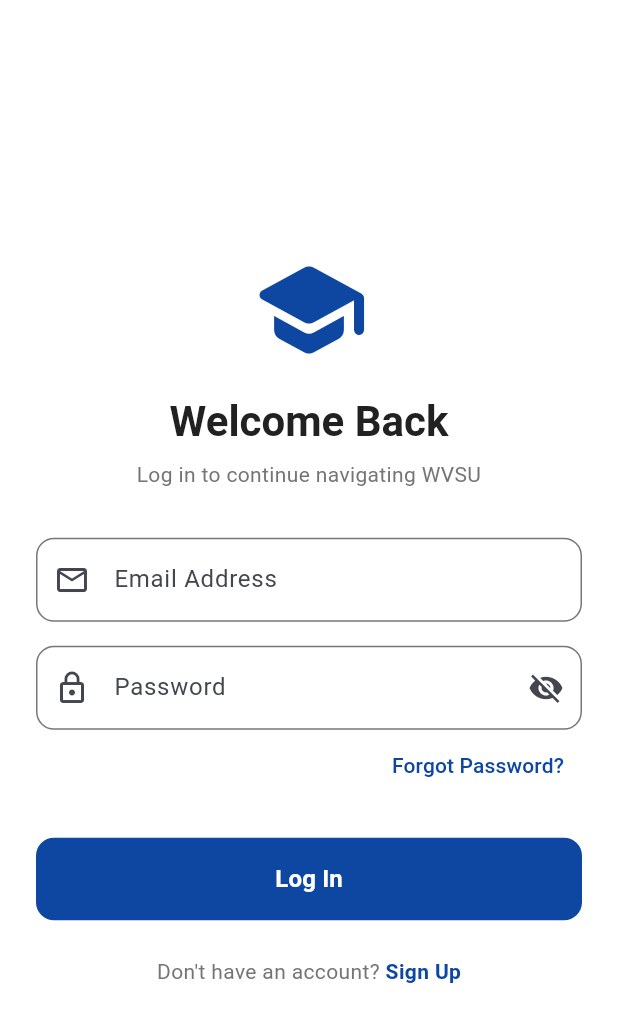
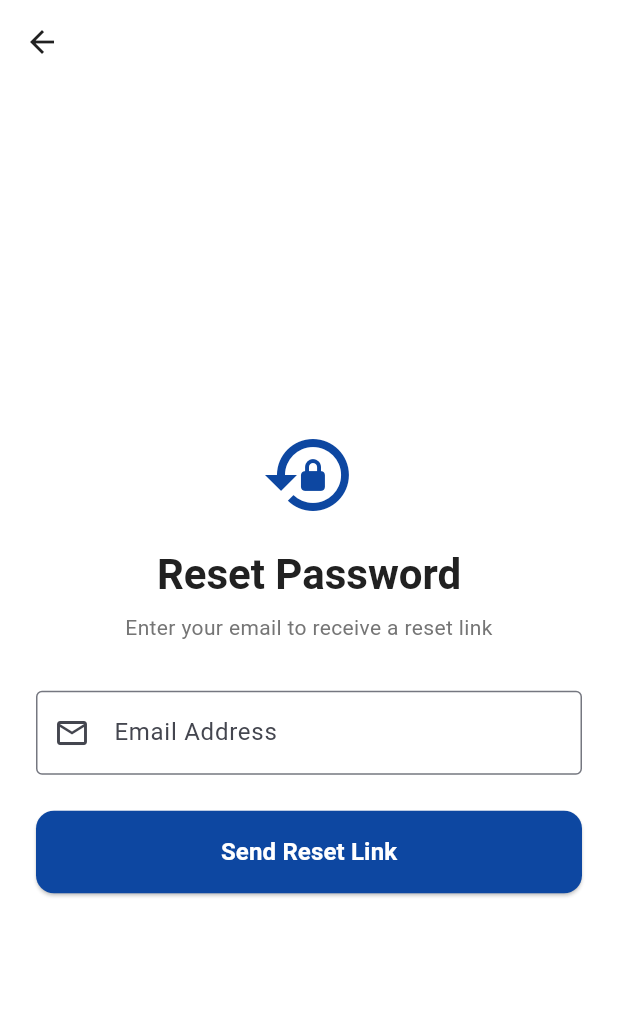
Before and after one commit to Ethanolbicarbonate/westigov2, a Flutter app: the screen it shows after launch, after a tap on "Forgot Password?", on a phone screen of 412 x 824 dp. Shown: the top 1022 px of the screen. Run offline on Flutter 3.47's test engine with Material 3 defaults, Android fonts, the phone set to English and light mode, and no system bars; our stand-ins replace flutter_riverpod, supabase_flutter; accounts and stored records are empty.

Commit message:
Add password reset screen and navigation
Implemented a new ResetPasswordScreen for users to request a password reset link via email. Updated LoginScreen to navigate to the reset password screen when 'Forgot Password?' is pressed.

```diff
--- a/lib/screens/auth/login_screen.dart
+++ b/lib/screens/auth/login_screen.dart
@@ -1,6 +1,7 @@
 import 'package:flutter/material.dart';
 import 'package:flutter_riverpod/flutter_riverpod.dart';
 import 'package:westigov2/providers/auth_provider.dart';
+import 'package:westigov2/screens/auth/reset_password_screen.dart';
 import 'package:westigov2/screens/auth/signup_screen.dart';
 import 'package:westigov2/screens/home_screen.dart';
 import 'package:westigov2/utils/constants.dart';
@@ -147,7 +148,9 @@
                     alignment: Alignment.centerRight,
                     child: TextButton(
                       onPressed: isLoading ? null : () {
-                        // TODO: Navigate to Reset Password
+                        Navigator.of(context).push(
+                          MaterialPageRoute(builder: (context) => const ResetPasswordScreen()),
+                        );
                       },
                       child: const Text('Forgot Password?'),
                     ),
--- /dev/null
+++ b/lib/screens/auth/reset_password_screen.dart
@@ -0,0 +1,135 @@
+import 'package:flutter/material.dart';
+import 'package:flutter_riverpod/flutter_riverpod.dart';
+import 'package:westigov2/providers/auth_provider.dart';
+import 'package:westigov2/utils/constants.dart';
+import 'package:westigov2/utils/helpers.dart';
+import 'package:westigov2/utils/validators.dart';
+
+class ResetPasswordScreen extends ConsumerStatefulWidget {
+  const ResetPasswordScreen({super.key});
+
+  @override
+  ConsumerState<ResetPasswordScreen> createState() => _ResetPasswordScreenState();
+}
+
+class _ResetPasswordScreenState extends ConsumerState<ResetPasswordScreen> {
+  final _formKey = GlobalKey<FormState>();
+  final _emailController = TextEditingController();
+
+  @override
+  void dispose() {
+    _emailController.dispose();
+    super.dispose();
+  }
+
+  Future<void> _handleReset() async {
+    if (!_formKey.currentState!.validate()) return;
+
+    ref.read(authLoadingProvider.notifier).state = true;
+
+    try {
+      final authService = ref.read(authServiceProvider);
+      final response = await authService.sendPasswordResetEmail(_emailController.text.trim());
+
+      if (!mounted) return;
+
+      if (response.success) {
+        AppHelpers.showSuccessSnackbar(context, 'Reset link sent! Check your email.');
+        // Optionally navigate back to login
+        Navigator.of(context).pop();
+      } else {
+        AppHelpers.showErrorSnackbar(context, response.error ?? 'Request failed');
+      }
+    } catch (e) {
+      if (mounted) AppHelpers.showErrorSnackbar(context, 'An unexpected error occurred');
+    } finally {
+      if (mounted) ref.read(authLoadingProvider.notifier).state = false;
+    }
+  }
+
+  @override
+  Widget build(BuildContext context) {
+    final isLoading = ref.watch(authLoadingProvider);
+
+    return Scaffold(
+      backgroundColor: Colors.white,
+      appBar: AppBar(
+        backgroundColor: Colors.transparent,
+        elevation: 0,
+        leading: IconButton(
+          icon: const Icon(Icons.arrow_back, color: AppColors.textDark),
+          onPressed: isLoading ? null : () => Navigator.of(context).pop(),
+        ),
+      ),
+      body: SafeArea(
+        child: Center(
+          child: SingleChildScrollView(
+            padding: const EdgeInsets.all(AppSizes.paddingL),
+            child: Form(
+              key: _formKey,
+              child: Column(
+                crossAxisAlignment: CrossAxisAlignment.stretch,
+                children: [
+                  const Icon(Icons.lock_reset, size: 64, color: AppColors.primary),
+                  const SizedBox(height: 16),
+                  Text(
+                    'Reset Password',
+                    textAlign: TextAlign.center,
+                    style: Theme.of(context).textTheme.headlineMedium?.copyWith(
+                          fontWeight: FontWeight.bold,
+                          color: AppColors.textDark,
+                        ),
+                  ),
+                  const SizedBox(height: 8),
+                  Text(
+                    'Enter your email to receive a reset link',
+                    textAlign: TextAlign.center,
+                    style: Theme.of(context).textTheme.bodyMedium?.copyWith(
+                          color: AppColors.textLight,
+                        ),
+                  ),
+                  const SizedBox(height: 32),
+
+                  TextFormField(
+                    controller: _emailController,
+                    enabled: !isLoading,
+                    keyboardType: TextInputType.emailAddress,
+                    decoration: const InputDecoration(
+                      labelText: 'Email Address',
+                      prefixIcon: Icon(Icons.email_outlined),
+                      border: OutlineInputBorder(),
+                    ),
+                    validator: Validators.validateEmail,
+                  ),
+                  const SizedBox(height: 24),
+
+                  ElevatedButton(
+                    onPressed: isLoading ? null : _handleReset,
+                    style: ElevatedButton.styleFrom(
+                      backgroundColor: AppColors.primary,
+                      foregroundColor: Colors.white,
+                      padding: const EdgeInsets.symmetric(vertical: 16),
+                      shape: RoundedRectangleBorder(
+                        borderRadius: BorderRadius.circular(AppSizes.radiusM),
+                      ),
+                    ),
+                    child: isLoading
+                      ? const SizedBox(
+                          height: 20,
+                          width: 20,
+                          child: CircularProgressIndicator(color: Colors.white, strokeWidth: 2)
+                        )
+                      : const Text(
+                          'Send Reset Link',
+                          style: TextStyle(fontSize: 16, fontWeight: FontWeight.bold),
+                        ),
+                  ),
+                ],
+              ),
+            ),
+          ),
+        ),
+      ),
+    );
+  }
+}
```
